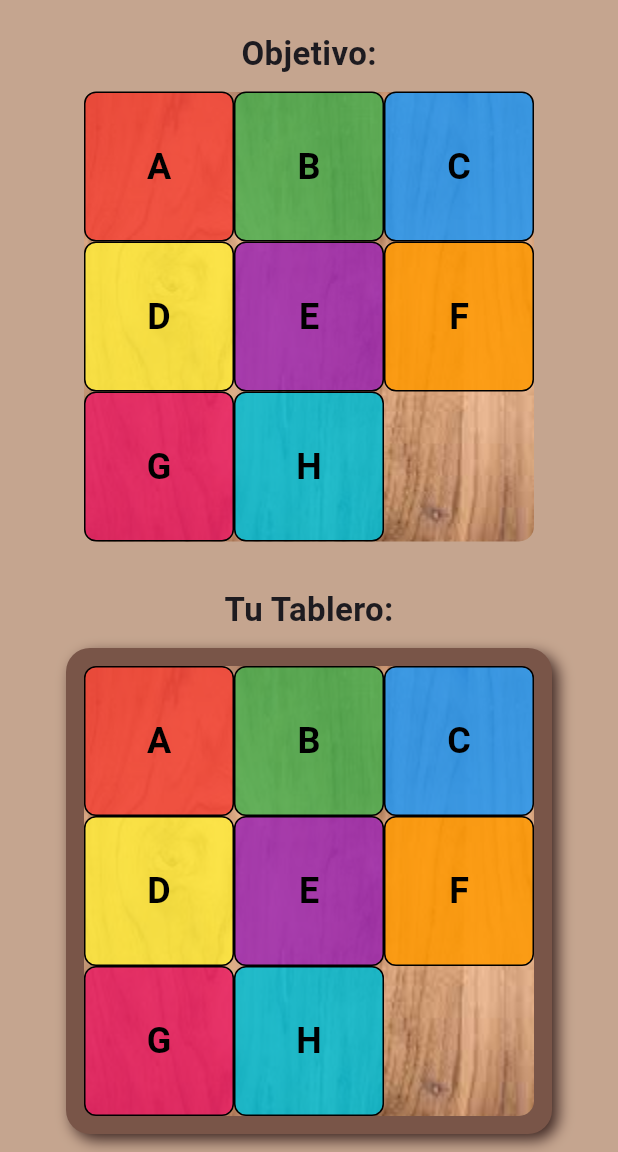
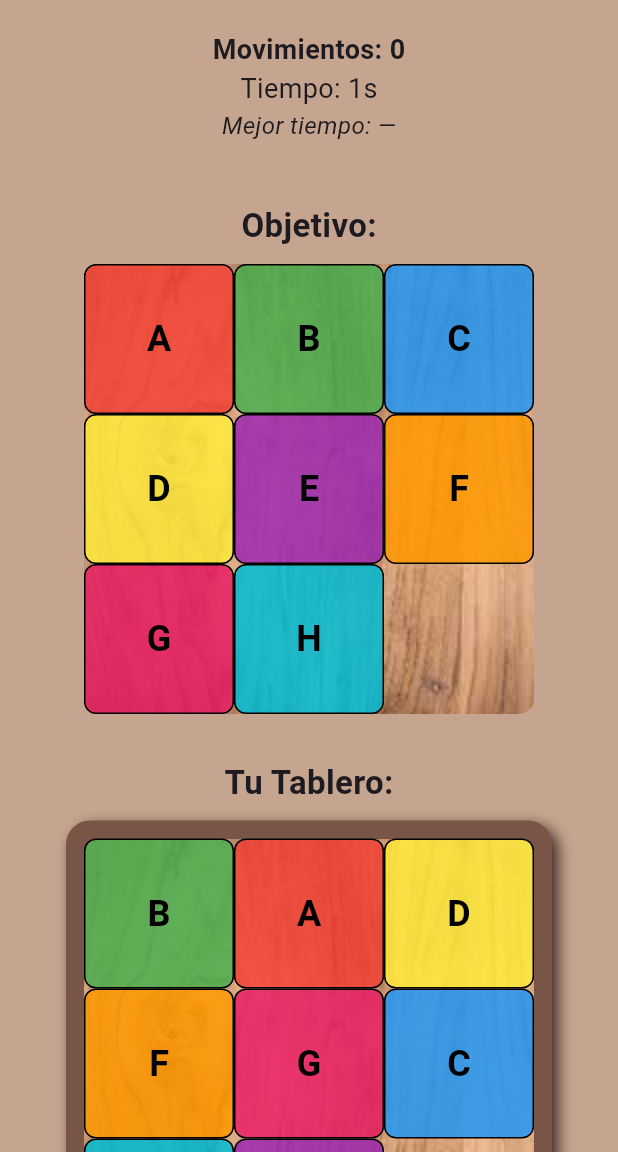
Before and after one commit to carlaval655/flutter-puzzle, a Flutter app: the screen it shows after launch, on a phone screen of 412 x 824 dp, the part 84-1236 px from its top. Run offline on Flutter 3.47's test engine with Material 3 defaults, Android fonts, the phone set to English and light mode, and no system bars; our stand-ins replace confetti, shared_preferences.

Commit message:
Cronometro y cantidad de movimientos

```diff
--- a/lib/home.dart
+++ b/lib/home.dart
@@ -2,6 +2,9 @@ import 'dart:math';
 import 'package:flutter/material.dart';
 import 'package:puzzle_game/NodoAStar.dart';
 import 'package:puzzle_game/modelo.dart';
+import 'package:shared_preferences/shared_preferences.dart';
+import 'package:confetti/confetti.dart';
+import 'dart:async';
 
 class Home extends StatefulWidget {
   const Home({super.key});
@@ -11,13 +14,73 @@ class Home extends StatefulWidget {
 }
 
 class _HomeState extends State<Home> {
+  int movimientos = 0;
+late Stopwatch cronometro;
+int mejorTiempo = 0;
+Timer? timer;
+ConfettiController confettiController = ConfettiController(duration: Duration(seconds: 3));
   List<Modelo> vNodo = [];
   List<Modelo> vSolucion = [];
 
+
+@override
+void dispose() {
+  timer?.cancel();
+  confettiController.dispose();
+  super.dispose();
+}
   @override
   void initState() {
   super.initState();
   _initTableros();
+
+  cronometro = Stopwatch();
+   _mezclarFichas();
+  _cargarMejorTiempo();
+  }
+
+  void _cargarMejorTiempo() async {
+  final prefs = await SharedPreferences.getInstance();
+  setState(() {
+    mejorTiempo = prefs.getInt('mejorTiempo') ?? 0;
+  });
+}
+
+bool _verificarVictoria() {
+  for (int i = 0; i < vNodo.length; i++) {
+    final nodo = vNodo[i];
+    final sol = vSolucion.firstWhere((s) => s.mensaje == nodo.mensaje);
+    if (nodo.x != sol.x || nodo.y != sol.y) return false;
+  }
+  return true;
+}
+
+void _mostrarGanador() async {
+  confettiController.play();
+  int tiempoActual = cronometro.elapsed.inSeconds;
+
+  if (mejorTiempo == 0 || tiempoActual < mejorTiempo) {
+    final prefs = await SharedPreferences.getInstance();
+    await prefs.setInt('mejorTiempo', tiempoActual);
+    mejorTiempo = tiempoActual;
+  }
+
+  showDialog(
+    context: context,
+    builder: (_) => AlertDialog(
+      title: const Text("¡Felicidades! 🎉"),
+      content: Text(
+          "¡Has resuelto el puzzle!\nTiempo: ${tiempoActual}s\nMejor tiempo: ${mejorTiempo}s"),
+      actions: [
+        TextButton(
+          onPressed: () {
+            Navigator.of(context).pop();
+          },
+          child: const Text("Aceptar"),
+        ),
+      ],
+    ),
+  );
 }
 
   void _initTableros() {
@@ -59,6 +122,14 @@ class _HomeState extends State<Home> {
     pivote.x = posiciones.last[0].toDouble();
     pivote.y = posiciones.last[1].toDouble();
 
+movimientos = 0;
+cronometro.reset();
+cronometro.start();
+
+timer?.cancel(); // Cancela cualquier anterior
+timer = Timer.periodic(const Duration(seconds: 1), (_) {
+  if (mounted) setState(() {});
+});
     setState(() {});
   }
 
@@ -96,6 +167,12 @@ class _HomeState extends State<Home> {
                           nodoTap.y = nodoPivote.y;
                           nodoPivote.x = tempX;
                           nodoPivote.y = tempY;
+                          movimientos++;
+if (_verificarVictoria()) {
+  cronometro.stop();
+  timer?.cancel();
+  _mostrarGanador();
+}
                         }
                       });
                     }
@@ -138,12 +215,33 @@ class _HomeState extends State<Home> {
         backgroundColor: Colors.brown,
         centerTitle: true,
       ),
-      body: SafeArea(
+      body: Stack(
+        children: [
+          ConfettiWidget(
+  confettiController: confettiController,
+  blastDirectionality: BlastDirectionality.explosive,
+  shouldLoop: false,
+),
+          SafeArea(
             child: SingleChildScrollView(
               child: Center(
           child: Column(
             mainAxisAlignment: MainAxisAlignment.center,
             children: [
+              const SizedBox(height: 20),
+Text(
+  "Movimientos: $movimientos",
+  style: const TextStyle(fontSize: 18, fontWeight: FontWeight.bold),
+),
+Text(
+  "Tiempo: ${cronometro.elapsed.inSeconds}s",
+  style: const TextStyle(fontSize: 18),
+),
+Text(
+  "Mejor tiempo: ${mejorTiempo > 0 ? "$mejorTiempo s" : "—"}",
+  style: const TextStyle(fontSize: 16, fontStyle: FontStyle.italic),
+),
+const SizedBox(height: 20),
               const SizedBox(height: 20),
               const Text(
                 'Objetivo:',
@@ -201,6 +299,8 @@ class _HomeState extends State<Home> {
           ),
               ),
             ),
+          ),
+        ],
       ),
     );
   }
--- a/pubspec.yaml
+++ b/pubspec.yaml
@@ -30,6 +30,8 @@ environment:
 dependencies:
   flutter:
     sdk: flutter
+  shared_preferences: ^2.2.0
+  confetti: ^0.7.0
 
   # The following adds the Cupertino Icons font to your application.
   # Use with the CupertinoIcons class for iOS style icons.
```
Also changed, not shown: pubspec.lock, 11 other files. Lines whose indentation alone changed are shown as unchanged.
